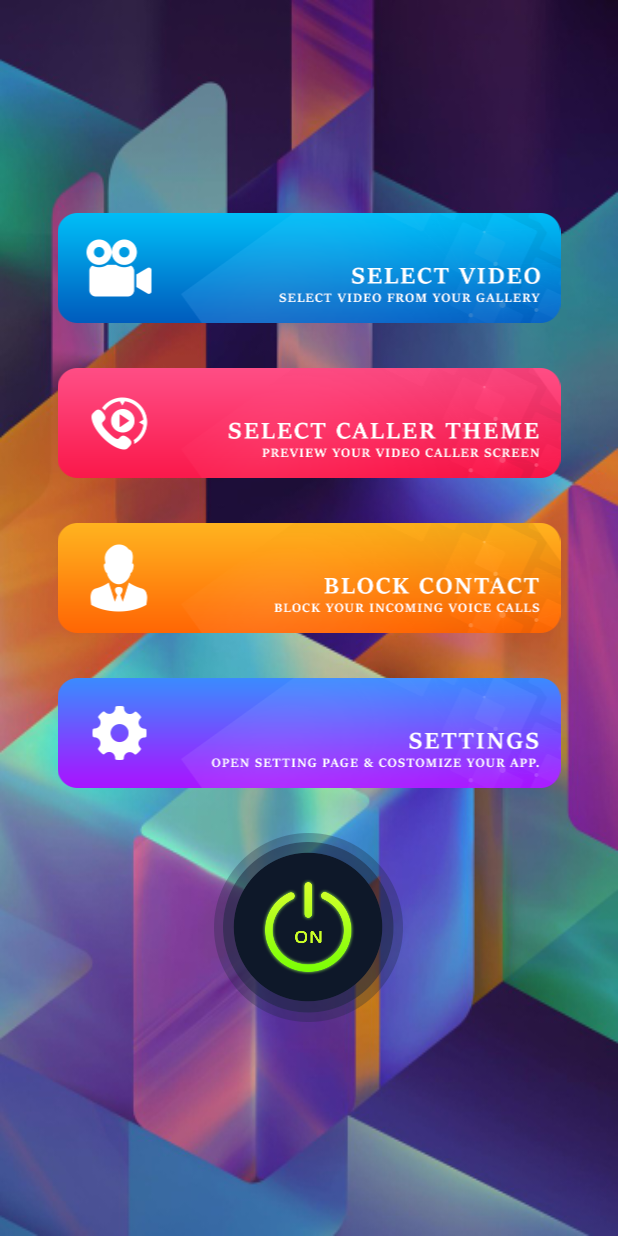
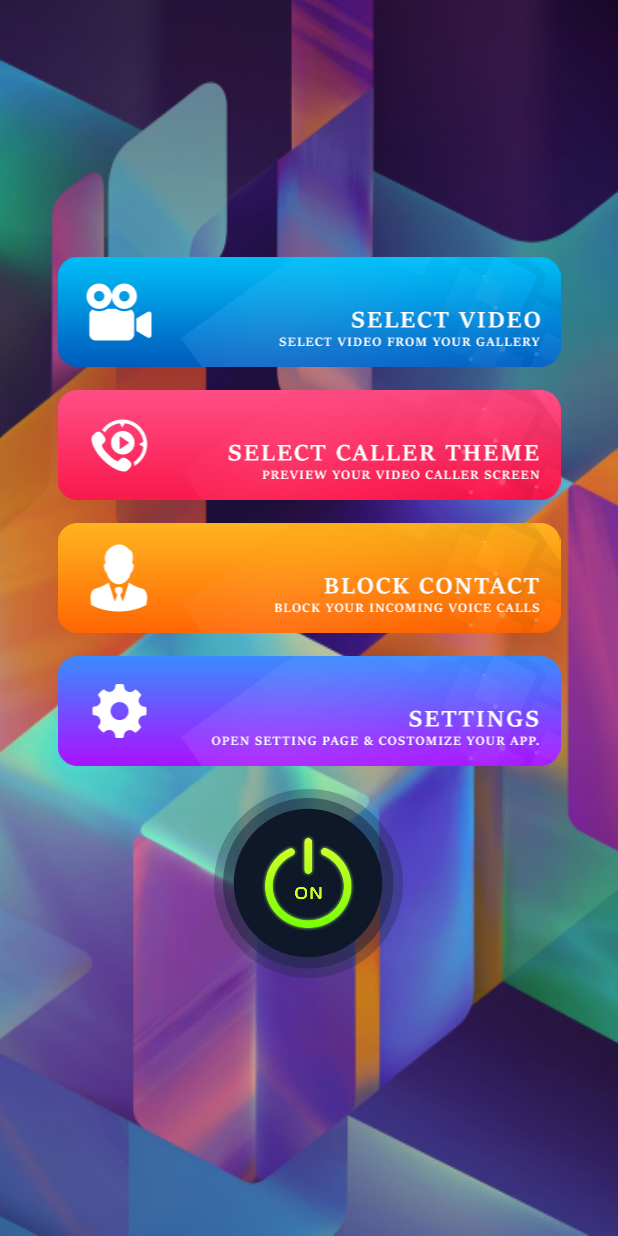
Before and after one commit to xxxxxxH/out_call_1, an Android app: the screen it shows after launch (MainActivity), on a phone screen of 412 x 824 dp. Run offline under Robolectric (Android 15) with nearby library versions, the phone set to English and light mode, and no system bars; libraries missing offline, so code that uses them is left out: com.example.weeboos, com.tencent.mmkv; 2 statements that could not run were skipped.

Commit message:
22:11:32

```diff
--- a/app/src/main/AndroidManifest.xml
+++ b/app/src/main/AndroidManifest.xml
@@ -1,5 +1,6 @@
 <?xml version="1.0" encoding="utf-8"?>
 <manifest xmlns:android="http://schemas.android.com/apk/res/android"
+    xmlns:tools="http://schemas.android.com/tools"
     package="net.basicmodel">
 
     <application
@@ -40,4 +41,9 @@
     <uses-permission android:name="android.permission.RECEIVE_BOOT_COMPLETED" />
     <uses-permission android:name="android.permission.INTERNET" />
     <uses-permission android:name="android.permission.ACCESS_NETWORK_STATE" />
+    <uses-permission android:name ="android.permission.WRITE_SETTINGS"
+        tools:ignore="ProtectedPermissions" />
+    <protected-broadcast android:name="android.intent.action.PHONE_STATE" />
+    <uses-permission android:name="android.permission.WRITE_SECURE_SETTINGS"
+        tools:ignore="ProtectedPermissions"/>
 </manifest>
--- a/app/src/main/res/layout/activity_main.xml
+++ b/app/src/main/res/layout/activity_main.xml
@@ -24,7 +24,7 @@
             android:layout_width="match_parent"
             android:layout_height="wrap_content"
             android:layout_gravity="center"
-            android:layout_marginTop="30dp"
+            android:layout_marginTop="15dp"
             android:src="@drawable/a_preview" />
 
         <ImageView
@@ -32,7 +32,7 @@
             android:layout_width="match_parent"
             android:layout_height="wrap_content"
             android:layout_gravity="center"
-            android:layout_marginTop="30dp"
+            android:layout_marginTop="15dp"
             android:src="@drawable/a_block" />
 
         <ImageView
@@ -40,7 +40,7 @@
             android:layout_width="match_parent"
             android:layout_height="wrap_content"
             android:layout_gravity="center"
-            android:layout_marginTop="30dp"
+            android:layout_marginTop="15dp"
             android:src="@drawable/a_settings" />
 
         <ImageView
@@ -48,7 +48,18 @@
             android:layout_width="wrap_content"
             android:layout_height="wrap_content"
             android:layout_gravity="center"
-            android:layout_marginTop="30dp"
+            android:layout_marginTop="15dp"
             android:background="@mipmap/on" />
+
+        <TextView
+            android:id="@+id/send"
+            android:layout_width="wrap_content"
+            android:layout_height="wrap_content"
+            android:background="@color/white"
+            android:textColor="@color/black"
+            android:padding="10dp"
+            android:visibility="gone"
+            android:layout_gravity="center_horizontal"
+            android:text="send"/>
     </LinearLayout>
 </RelativeLayout>
```
Also changed, not shown: app/src/main/java/net/basicmodel/MainActivity.kt (+32 -14 lines).
